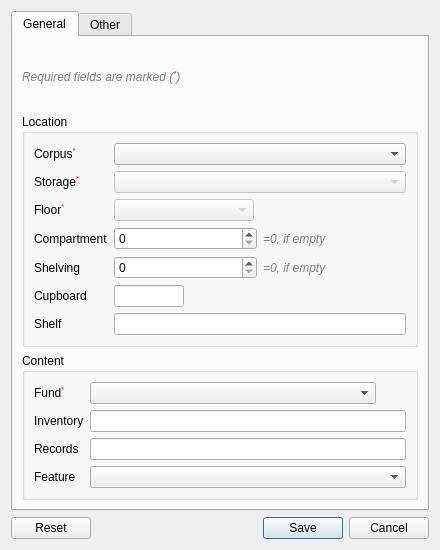
Qt form dialogs/nodedialog.ui (caxapyk/TPointer) before a commit.
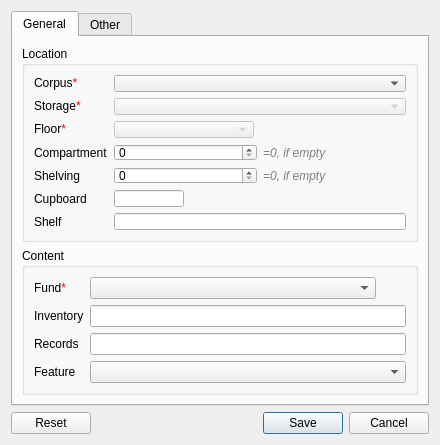
The same form after that commit. Icons and pictures are not drawn.

```diff
--- a/dialogs/nodedialog.ui
+++ b/dialogs/nodedialog.ui
@@ -7,13 +7,19 @@
     <x>0</x>
     <y>0</y>
     <width>440</width>
-    <height>550</height>
+    <height>445</height>
    </rect>
   </property>
+  <property name="sizePolicy">
+   <sizepolicy hsizetype="Minimum" vsizetype="Minimum">
+    <horstretch>0</horstretch>
+    <verstretch>0</verstretch>
+   </sizepolicy>
+  </property>
   <property name="minimumSize">
    <size>
     <width>440</width>
-    <height>550</height>
+    <height>445</height>
    </size>
   </property>
   <property name="maximumSize">
@@ -46,13 +52,6 @@
        <string>General</string>
       </attribute>
       <layout class="QVBoxLayout" name="verticalLayout_2">
-       <item>
-        <widget class="QLabel" name="label_14">
-         <property name="text">
-          <string>&lt;span style=&quot;color:gray;font-size:12px;font-style:italic;&quot;&gt;Required fields are marked (&lt;sup style=&quot;color:red;&quot;&gt;*&lt;/sup&gt;)&lt;/span&gt;</string>
-         </property>
-        </widget>
-       </item>
        <item>
         <widget class="QGroupBox" name="groupBox">
          <property name="title">
@@ -82,14 +81,14 @@
           <item row="0" column="0">
            <widget class="QLabel" name="label_13">
             <property name="text">
-             <string>Corpus&lt;sup style=&quot;color:red;&quot;&gt;*&lt;/sup&gt;</string>
+             <string>Corpus&lt;span style=&quot;color:red;&quot;&gt;*&lt;/span&gt;</string>
             </property>
            </widget>
           </item>
           <item row="3" column="0">
            <widget class="QLabel" name="label_2">
             <property name="text">
-             <string>Floor&lt;sup style=&quot;color:red;&quot;&gt;*&lt;/sup&gt;</string>
+             <string>Floor&lt;span style=&quot;color:red;&quot;&gt;*&lt;/span&gt;</string>
             </property>
            </widget>
           </item>
@@ -151,7 +150,7 @@
              </sizepolicy>
             </property>
             <property name="text">
-             <string>Storage&lt;sup style=&quot;color:red;&quot;&gt;*&lt;/sup&gt;</string>
+             <string>Storage&lt;span style=&quot;color:red;&quot;&gt;*&lt;/span&gt;</string>
             </property>
            </widget>
           </item>
@@ -214,7 +213,7 @@
           <item row="0" column="0">
            <widget class="QLabel" name="label_7">
             <property name="text">
-             <string>Fund&lt;sup style=&quot;color:red;&quot;&gt;*&lt;/sup&gt;</string>
+             <string>Fund&lt;span style=&quot;color:red;&quot;&gt;*&lt;/span&gt;</string>
             </property>
            </widget>
           </item>
```
